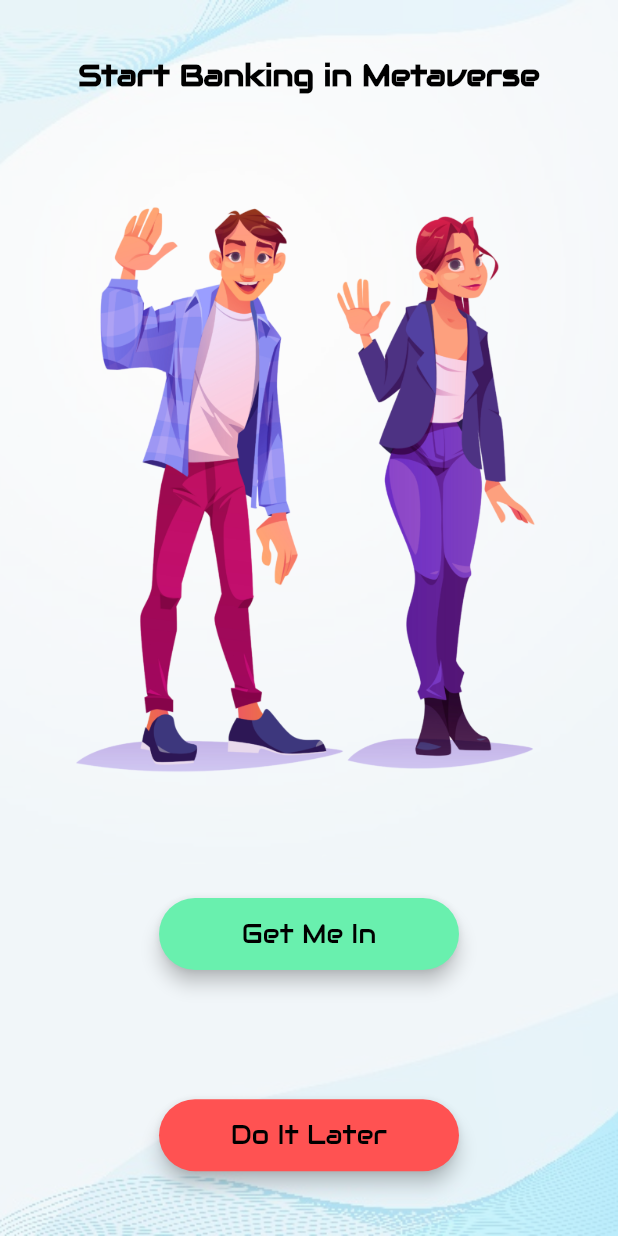
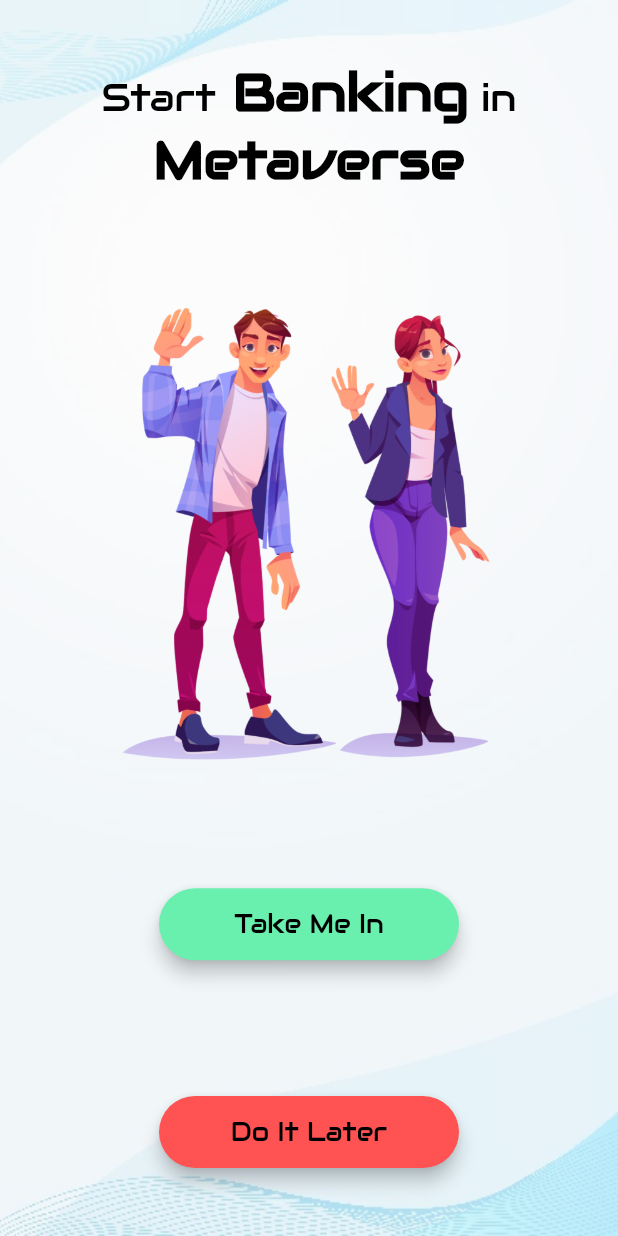
Before and after one commit to ViduraErandika/MetaBank-app, a Flutter app: the StartBankScreen screen opened directly, on a phone screen of 412 x 824 dp. Run offline on Flutter 3.47's test engine with Material 2 defaults, Android fonts, the phone set to English and light mode, and no system bars; our stand-ins replace cloud_firestore, firebase_auth, firebase_core, firebase_storage, flutter_image_compress, font_awesome_flutter and 8 more; missing offline and left inert: block_ui, cool_stepper, flutter_webview_pro; accounts and stored records are empty.

Commit message:
startBank_screen.dart finished

```diff
--- a/lib/main.dart
+++ b/lib/main.dart
@@ -1,6 +1,7 @@
 import 'package:firebase_core/firebase_core.dart';
 import 'package:flutter/material.dart';
 import 'package:gaspal/screens/dashboard_screen.dart';
+import 'package:gaspal/screens/startBank_screen.dart';
 import 'package:gaspal/screens/welcome_screen.dart';
 import 'package:gaspal/services/firebase_controller.dart';
 import 'package:google_fonts/google_fonts.dart';
--- a/lib/screens/startBank_screen.dart
+++ b/lib/screens/startBank_screen.dart
@@ -10,6 +10,7 @@ class StartBankScreen extends StatelessWidget {
 
   @override
   Widget build(BuildContext context) {
+    double screenHeight = MediaQuery.of(context).size.height;
     return Scaffold(
       body: SafeArea(
         child: Stack(
@@ -34,18 +35,51 @@ class StartBankScreen extends StatelessWidget {
                 mainAxisAlignment: MainAxisAlignment.spaceAround,
                 children: [
                   Center(
-                    child: Text(
-                      "Start Banking in Metaverse",
+                    child: RichText(
                       textAlign: TextAlign.center,
-                      style: TextStyle(
-                        fontSize: 20,
-                        color: Colors.black,
-                        fontWeight: FontWeight.bold,
-                        fontFamily: 'AudioWide',
-                      ),
+                      text: TextSpan(children: [
+                        TextSpan(
+                          text: "Start",
+                          style: TextStyle(
+                            fontSize: 25,
+                            color: Colors.black,
+                            fontFamily: 'AudioWide',
+                          ),
+                        ),
+                        TextSpan(
+                          text: " Banking",
+                          style: TextStyle(
+                            fontSize: 35,
+                            color: Colors.black,
+                            fontWeight: FontWeight.bold,
+                            fontFamily: 'AudioWide',
+                          ),
+                        ),
+                        TextSpan(
+                          text: " in",
+                          style: TextStyle(
+                            fontSize: 25,
+                            color: Colors.black,
+                            fontFamily: 'AudioWide',
+                          ),
+                        ),
+                        TextSpan(
+                          text: " Metaverse",
+                          style: TextStyle(
+                            fontSize: 35,
+                            color: Colors.black,
+                            fontWeight: FontWeight.bold,
+                            fontFamily: 'AudioWide',
+                          ),
+                        ),
+                      ]),
                     ),
                   ),
-                  Image.asset("images/welcome.png"),
+                  Image.asset(
+                    "images/welcome.png",
+                    height: screenHeight / 2.5,
+                    width: screenHeight / 2.5,
+                  ),
                   RoundedButton(() {
                     Navigator.push(
                       context,
@@ -55,7 +89,7 @@ class StartBankScreen extends StatelessWidget {
                         },
                       ),
                     );
-                  }, Colors.greenAccent, "Get Me In"),
+                  }, Colors.greenAccent, "Take Me In"),
                   RoundedButton(() {
                     Navigator.push(
                       context,
--- a/lib/screens/start_screen.dart
+++ b/lib/screens/start_screen.dart
@@ -14,6 +14,8 @@ class StartScreen extends StatefulWidget {
 class _StartScreenState extends State<StartScreen> {
   @override
   Widget build(BuildContext context) {
+    double screenHeight = MediaQuery.of(context).size.height;
+    double screenwidth = MediaQuery.of(context).size.width;
     return Scaffold(
       body: SafeArea(
         child: Stack(
@@ -74,7 +76,9 @@ class _StartScreenState extends State<StartScreen> {
                       ),
                     );
                   }, const Color(0xff63cdd7), "Start Process"),
-                  Image.asset("images/onboard.png"),
+                  Image.asset(
+                    "images/onboard.png",
+                  ),
                 ],
               ),
             ),
```
Also changed, not shown: lib/screens/form_screen.dart (+19 -12 lines), lib/screens/webview_screen.dart (+11 -9 lines).
